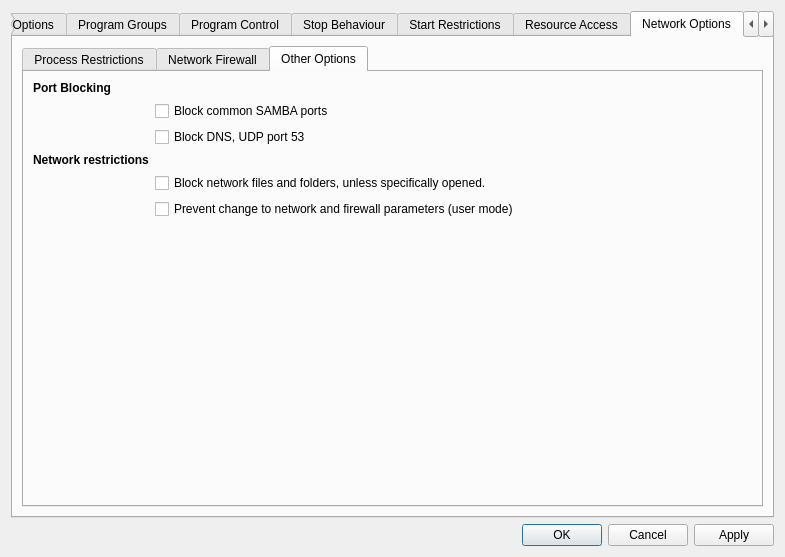
The window that SandboxiePlus/SandMan/Forms/OptionsWindow.ui (sandboxie-plus/Sandboxie) describes before a commit, drawn with Qt 5.
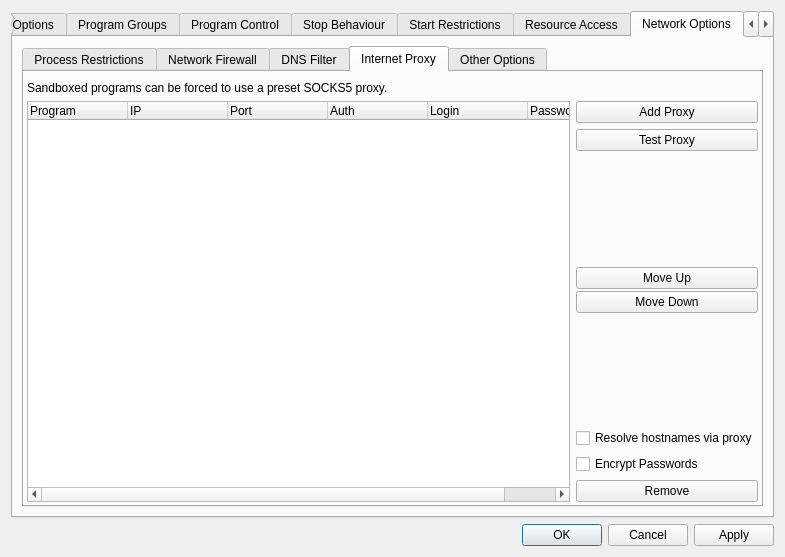
The same window after the commit. The open tabs and pages were chosen to show the change.

Patch:
```diff
--- a/SandboxiePlus/SandMan/Forms/OptionsWindow.ui
+++ b/SandboxiePlus/SandMan/Forms/OptionsWindow.ui
@@ -3348,34 +3348,256 @@
              </item>
             </layout>
            </widget>
+           <widget class="QWidget" name="tabDNS">
+            <attribute name="title">
+             <string>DNS Filter</string>
+            </attribute>
+            <layout class="QGridLayout" name="gridLayout_66">
+             <property name="leftMargin">
+              <number>3</number>
+             </property>
+             <property name="rightMargin">
+              <number>3</number>
+             </property>
+             <property name="bottomMargin">
+              <number>3</number>
+             </property>
+             <item row="0" column="0">
+              <layout class="QGridLayout" name="gridLayout_65">
+               <item row="1" column="1">
+                <widget class="QPushButton" name="btnAddDns">
+                 <property name="text">
+                  <string>Add Filter</string>
+                 </property>
+                </widget>
+               </item>
+               <item row="2" column="1">
+                <spacer name="verticalSpacer_32">
+                 <property name="orientation">
+                  <enum>Qt::Vertical</enum>
+                 </property>
+                 <property name="sizeHint" stdset="0">
+                  <size>
+                   <width>20</width>
+                   <height>40</height>
+                  </size>
+                 </property>
+                </spacer>
+               </item>
+               <item row="0" column="0">
+                <widget class="QLabel" name="label_19">
+                 <property name="text">
+                  <string>With the DNS filter individual domains can be blocked, on a per process basis. Leave the IP column empty to block or enter an ip to redirect.</string>
+                 </property>
+                 <property name="wordWrap">
+                  <bool>true</bool>
+                 </property>
+                </widget>
+               </item>
+               <item row="3" column="1">
+                <widget class="QPushButton" name="btnDelDns">
+                 <property name="text">
+                  <string>Remove</string>
+                 </property>
+                </widget>
+               </item>
+               <item row="1" column="0" rowspan="3">
+                <widget class="QTreeWidget" name="treeDns">
+                 <property name="sortingEnabled">
+                  <bool>true</bool>
+                 </property>
+                 <column>
+                  <property name="text">
+                   <string>Program</string>
+                  </property>
+                 </column>
+                 <column>
+                  <property name="text">
+                   <string>Domain</string>
+                  </property>
+                 </column>
+                 <column>
+                  <property name="text">
+                   <string>IP</string>
+                  </property>
+                 </column>
+                </widget>
+               </item>
+              </layout>
+             </item>
+            </layout>
+           </widget>
+           <widget class="QWidget" name="tabNetProxy">
+            <attribute name="title">
+             <string>Internet Proxy</string>
+            </attribute>
+            <layout class="QGridLayout" name="gridLayout_64">
+             <property name="leftMargin">
+              <number>3</number>
+             </property>
+             <property name="rightMargin">
+              <number>3</number>
+             </property>
+             <property name="bottomMargin">
+              <number>3</number>
+             </property>
+             <item row="0" column="0">
+              <layout class="QGridLayout" name="gridLayout_15">
+               <item row="1" column="1">
+                <widget class="QPushButton" name="btnAddProxy">
+                 <property name="text">
+                  <string>Add Proxy</string>
+                 </property>
+                </widget>
+               </item>
+               <item row="2" column="1">
+                <widget class="QPushButton" name="btnTestProxy">
+                 <property name="text">
+                  <string>Test Proxy</string>
+                 </property>
+                </widget>
+               </item>
+               <item row="1" column="0" rowspan="8">
+                <widget class="QTreeWidget" name="treeProxy">
+                 <property name="sortingEnabled">
+                  <bool>false</bool>
+                 </property>
+                 <column>
+                  <property name="text">
+                   <string>Program</string>
+                  </property>
+                 </column>
+                 <column>
+                  <property name="text">
+                   <string>IP</string>
+                  </property>
+                 </column>
+                 <column>
+                  <property name="text">
+                   <string>Port</string>
+                  </property>
+                 </column>
+                 <column>
+                  <property name="text">
+                   <string>Auth</string>
+                  </property>
+                 </column>
+                 <column>
+                  <property name="text">
+                   <string>Login</string>
+                  </property>
+                 </column>
+                 <column>
+                  <property name="text">
+                   <string>Password</string>
+                  </property>
+                 </column>
+                </widget>
+               </item>
+               <item row="0" column="0">
+                <widget class="QLabel" name="label_18">
+                 <property name="text">
+                  <string>Sandboxed programs can be forced to use a preset SOCKS5 proxy.</string>
+                 </property>
+                 <property name="wordWrap">
+                  <bool>true</bool>
+                 </property>
+                </widget>
+               </item>
+               <item row="4" column="1">
+                <layout class="QVBoxLayout" name="verticalLayout_3">
+                 <property name="spacing">
+                  <number>2</number>
+                 </property>
+                 <item>
+                  <layout class="QHBoxLayout" name="horizontalLayout_4">
+                   <item>
+                    <widget class="QPushButton" name="btnMoveProxyUp">
+                     <property name="text">
+                      <string>Move Up</string>
+                     </property>
+                    </widget>
+                   </item>
+                  </layout>
+                 </item>
+                 <item>
+                  <layout class="QHBoxLayout" name="horizontalLayout_5">
+                   <item>
+                    <widget class="QPushButton" name="btnMoveProxyDown">
+                     <property name="text">
+                      <string>Move Down</string>
+                     </property>
+                    </widget>
+                   </item>
+                  </layout>
+                 </item>
+                </layout>
+               </item>
+               <item row="7" column="1">
+                <widget class="QCheckBox" name="chkEncryptProxyPass">
+                 <property name="enabled">
+                  <bool>true</bool>
+                 </property>
+                 <property name="text">
+                  <string>Encrypt Passwords</string>
+                 </property>
+                </widget>
+               </item>
+               <item row="5" column="1">
+                <spacer name="verticalSpacer_41">
+                 <property name="orientation">
+                  <enum>Qt::Vertical</enum>
+                 </property>
+                 <property name="sizeHint" stdset="0">
+                  <size>
+                   <width>20</width>
+                   <height>40</height>
+                  </size>
+                 </property>
+                </spacer>
+               </item>
+               <item row="3" column="1">
+                <spacer name="verticalSpacer_33">
+                 <property name="orientation">
+                  <enum>Qt::Vertical</enum>
+                 </property>
+                 <property name="sizeHint" stdset="0">
+                  <size>
+                   <width>20</width>
+                   <height>40</height>
+                  </size>
+                 </property>
+                </spacer>
+               </item>
+               <item row="8" column="1">
+                <widget class="QPushButton" name="btnDelProxy">
+                 <property name="text">
+                  <string>Remove</string>
+                 </property>
+                </widget>
+               </item>
+               <item row="6" column="1">
+                <widget class="QCheckBox" name="chkProxyResolveHostnames">
+                 <property name="text">
+                  <string>Resolve hostnames via proxy</string>
+                 </property>
+                </widget>
+               </item>
+              </layout>
+             </item>
+            </layout>
+           </widget>
            <widget class="QWidget" name="tabNetConfig">
             <attribute name="title">
              <string>Other Options</string>
             </attribute>
-            <layout class="QGridLayout" name="gridLayout_64">
+            <layout class="QGridLayout" name="gridLayout_81">
              <item row="0" column="0">
-              <layout class="QGridLayout" name="gridLayout_30">
-               <item row="5" column="1">
-                <widget class="QCheckBox" name="chkBlockNetParam">
+              <layout class="QGridLayout" name="gridLayout_80">
+               <item row="1" column="1">
+                <widget class="QCheckBox" name="chkBlockSamba">
                  <property name="text">
-                  <string>Prevent change to network and firewall parameters (user mode)</string>
-                 </property>
-                </widget>
-               </item>
-               <item row="0" column="0">
-                <widget class="QLabel" name="lblPorts">
-                 <property name="font">
-                  <font>
-                   <weight>75</weight>
-                   <bold>true</bold>
-                   <kerning>true</kerning>
-                  </font>
-                 </property>
-                 <property name="toolTip">
-                  <string>Protect the system from sandboxed processes</string>
-                 </property>
-                 <property name="text">
-                  <string>Port Blocking</string>
+                  <string>Block common SAMBA ports</string>
                  </property>
                 </widget>
                </item>
@@ -3386,18 +3608,8 @@
                  </property>
                 </widget>
                </item>
-               <item row="3" column="0">
-                <widget class="QLabel" name="lblNetwork">
-                 <property name="font">
-                  <font>
-                   <weight>75</weight>
-                   <bold>true</bold>
-                   <kerning>true</kerning>
-                  </font>
-                 </property>
-                 <property name="toolTip">
-                  <string>Protect the system from sandboxed processes</string>
-                 </property>
+               <item row="2" column="1">
+                <widget class="QCheckBox" name="chkBlockDns">
                  <property name="text">
                   <string>Network restrictions</string>
                  </property>
@@ -3416,8 +3628,14 @@
                  </property>
                 </spacer>
                </item>
-               <item row="1" column="1">
-                <widget class="QCheckBox" name="chkBlockSamba">
+               <item row="0" column="0">
+                <widget class="QLabel" name="lblPorts">
+                 <property name="font">
+                  <font>
+                   <bold>true</bold>
+                   <kerning>true</kerning>
+                  </font>
+                 </property>
                  <property name="text">
                   <string>Block common SAMBA ports</string>
                  </property>
@@ -3436,8 +3654,17 @@
                  </property>
                 </spacer>
                </item>
-               <item row="2" column="1">
-                <widget class="QCheckBox" name="chkBlockDns">
+               <item row="3" column="0">
+                <widget class="QLabel" name="lblNetwork">
+                 <property name="font">
+                  <font>
+                   <bold>true</bold>
+                   <kerning>true</kerning>
+                  </font>
+                 </property>
+                 <property name="toolTip">
+                  <string>Protect the system from sandboxed processes</string>
+                 </property>
                  <property name="text">
                   <string>Block DNS, UDP port 53</string>
                  </property>
```
Left out of the diff: 21 changed lines with no effect on the pictures.
